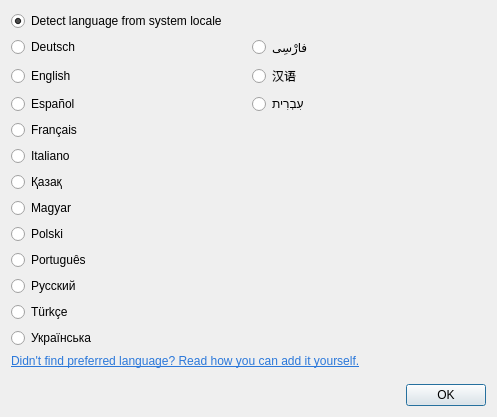
Before: the Qt Designer form src/bin/scenarist-desktop/UserInterfaceLayer/Settings/LanguageDialog.ui in dimkanovikov/KITScenarist, drawn with Qt 5.
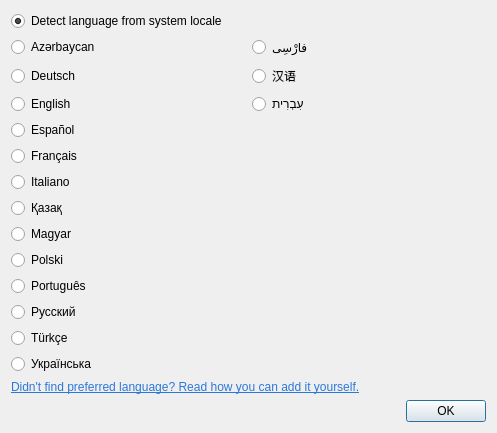
After: the same form once the commit is applied.

Commit message: Added Azerbaijani translation

What changed in the file:
```diff
--- a/src/bin/scenarist-desktop/UserInterfaceLayer/Settings/LanguageDialog.ui
+++ b/src/bin/scenarist-desktop/UserInterfaceLayer/Settings/LanguageDialog.ui
@@ -20,7 +20,14 @@
    <string>Choose application language</string>
   </property>
   <layout class="QGridLayout" name="gridLayout">
-   <item row="15" column="0" colspan="2">
+   <item row="4" column="0">
+    <widget class="QRadioButton" name="spanish">
+     <property name="text">
+      <string>Español</string>
+     </property>
+    </widget>
+   </item>
+   <item row="16" column="0" colspan="2">
     <spacer name="verticalSpacer">
      <property name="orientation">
       <enum>Qt::Vertical</enum>
@@ -33,42 +40,21 @@
      </property>
     </spacer>
    </item>
-   <item row="3" column="0">
-    <widget class="QRadioButton" name="spanish">
-     <property name="text">
-      <string>Español</string>
-     </property>
-    </widget>
-   </item>
-   <item row="6" column="0">
-    <widget class="QRadioButton" name="kazakh">
-     <property name="text">
-      <string>Қазақ</string>
-     </property>
-    </widget>
-   </item>
-   <item row="1" column="1">
-    <widget class="QRadioButton" name="farsi">
-     <property name="text">
-      <string>فارْسِى</string>
-     </property>
-    </widget>
-   </item>
-   <item row="1" column="0">
+   <item row="2" column="0">
     <widget class="QRadioButton" name="german">
      <property name="text">
       <string>Deutsch</string>
      </property>
     </widget>
    </item>
-   <item row="4" column="0">
+   <item row="5" column="0">
     <widget class="QRadioButton" name="french">
      <property name="text">
       <string>Français</string>
      </property>
     </widget>
    </item>
-   <item row="11" column="0">
+   <item row="12" column="0">
     <widget class="QRadioButton" name="russian">
      <property name="text">
       <string>Русский</string>
@@ -88,14 +74,14 @@
      </property>
     </widget>
    </item>
-   <item row="13" column="0">
+   <item row="14" column="0">
     <widget class="QRadioButton" name="ukrainian">
      <property name="text">
       <string>Українська</string>
      </property>
     </widget>
    </item>
-   <item row="2" column="0">
+   <item row="3" column="0">
     <widget class="QRadioButton" name="english">
      <property name="text">
       <string>English</string>
@@ -105,14 +91,7 @@
      </property>
     </widget>
    </item>
-   <item row="3" column="1">
-    <widget class="QRadioButton" name="hebrew">
-     <property name="text">
-      <string>עִבְרִית</string>
-     </property>
-    </widget>
-   </item>
-   <item row="9" column="0">
+   <item row="10" column="0">
     <widget class="QRadioButton" name="portugues">
      <property name="text">
       <string>Português</string>
@@ -122,7 +101,7 @@
      </property>
     </widget>
    </item>
-   <item row="8" column="0">
+   <item row="9" column="0">
     <widget class="QRadioButton" name="polish">
      <property name="text">
       <string>Polski</string>
@@ -132,7 +111,7 @@
      </property>
     </widget>
    </item>
-   <item row="16" column="0" colspan="2">
+   <item row="17" column="0" colspan="2">
     <layout class="QHBoxLayout" name="horizontalLayout">
      <item>
       <widget class="QDialogButtonBox" name="buttons">
@@ -143,7 +122,7 @@
      </item>
     </layout>
    </item>
-   <item row="14" column="0" colspan="2">
+   <item row="15" column="0" colspan="2">
     <widget class="QLabel" name="label">
      <property name="text">
       <string>&lt;a href=&quot;https://github.com/dimkanovikov/KITScenarist/wiki/How-to-add-the-translation-of-KIT-Scenarist-to-your-native-language-or-improve-one-of-existing%3F&quot; style=&quot;color:#2b78da;&quot;&gt;Didn't find preferred language? Read how you can add it yourself.&lt;/a&gt;</string>
@@ -153,14 +132,7 @@
      </property>
     </widget>
    </item>
-   <item row="2" column="1">
-    <widget class="QRadioButton" name="chinese">
-     <property name="text">
-      <string>汉语</string>
-     </property>
-    </widget>
-   </item>
-   <item row="12" column="0">
+   <item row="13" column="0">
     <widget class="QRadioButton" name="turkish">
      <property name="text">
       <string>Türkçe</string>
@@ -170,20 +142,55 @@
      </property>
     </widget>
    </item>
-   <item row="7" column="0">
+   <item row="8" column="0">
     <widget class="QRadioButton" name="hungarian">
      <property name="text">
       <string>Magyar</string>
      </property>
     </widget>
    </item>
-   <item row="5" column="0">
+   <item row="6" column="0">
     <widget class="QRadioButton" name="italian">
      <property name="text">
       <string>Italiano</string>
      </property>
     </widget>
    </item>
+   <item row="7" column="0">
+    <widget class="QRadioButton" name="kazakh">
+     <property name="text">
+      <string>Қазақ</string>
+     </property>
+    </widget>
+   </item>
+   <item row="1" column="0">
+    <widget class="QRadioButton" name="azerbaijani">
+     <property name="text">
+      <string>Azərbaycan</string>
+     </property>
+    </widget>
+   </item>
+   <item row="1" column="1">
+    <widget class="QRadioButton" name="farsi">
+     <property name="text">
+      <string>فارْسِى</string>
+     </property>
+    </widget>
+   </item>
+   <item row="2" column="1">
+    <widget class="QRadioButton" name="chinese">
+     <property name="text">
+      <string>汉语</string>
+     </property>
+    </widget>
+   </item>
+   <item row="3" column="1">
+    <widget class="QRadioButton" name="hebrew">
+     <property name="text">
+      <string>עִבְרִית</string>
+     </property>
+    </widget>
+   </item>
   </layout>
  </widget>
  <tabstops>
```
The commit also changes 6 other files.
